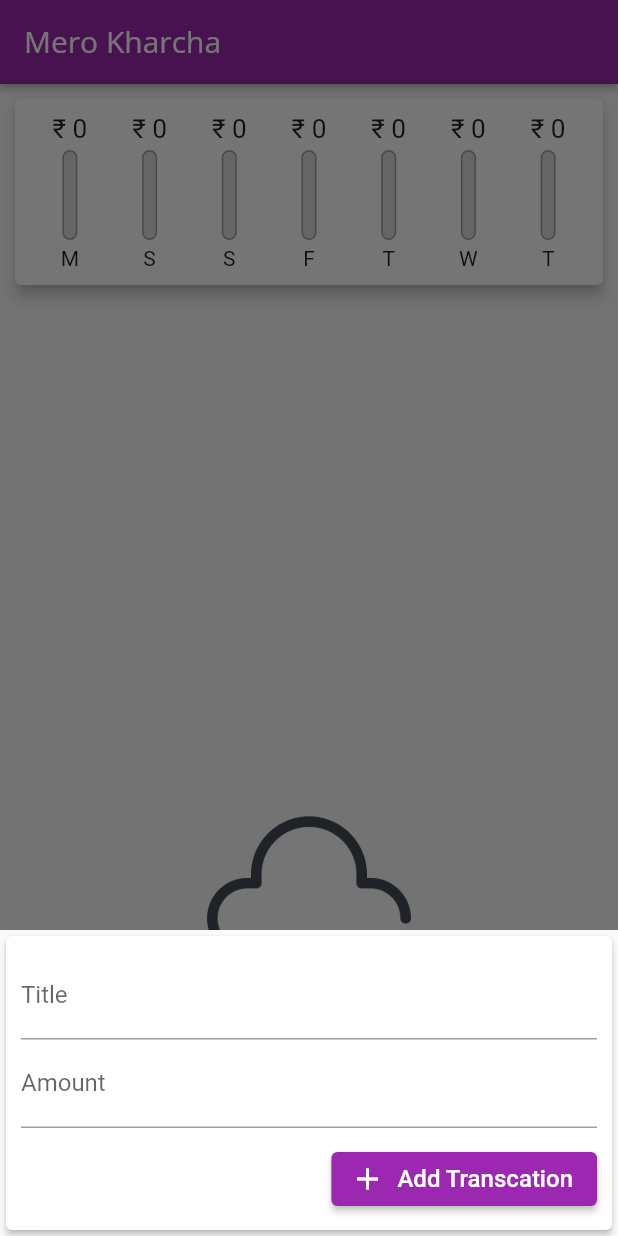
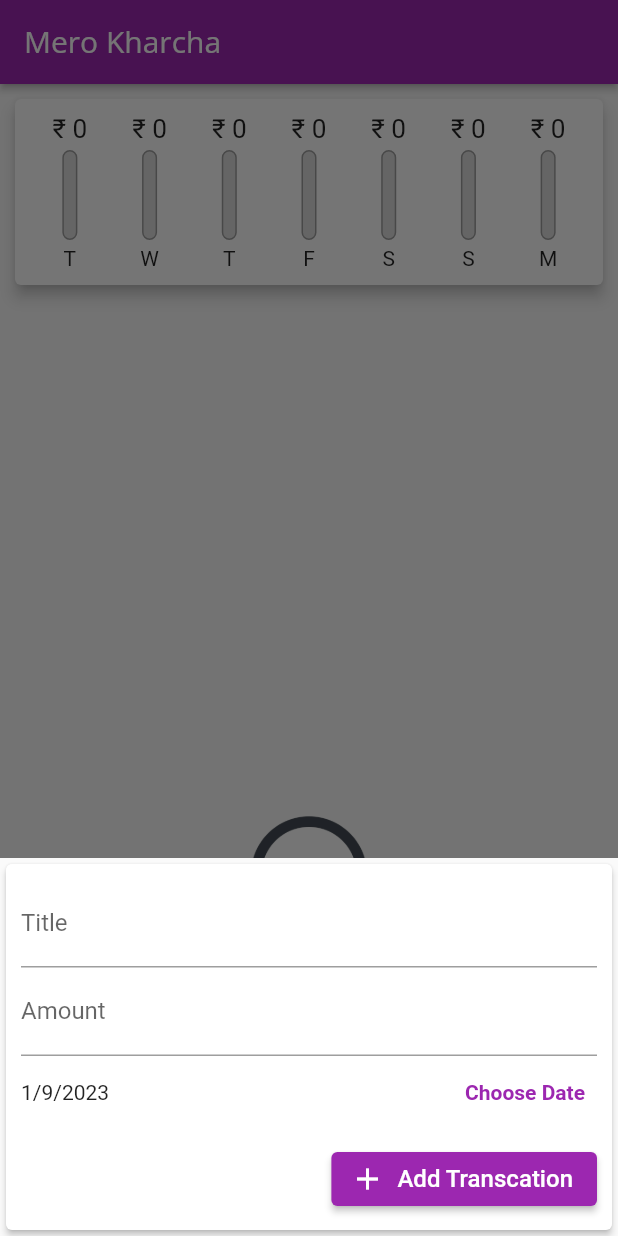
Before and after one commit to Naawaal/Mero-Kharcha, a Flutter app: the screen it shows after launch, after a tap on the "add" icon, on a phone screen of 412 x 824 dp. Run offline on Flutter 3.47's test engine with Material 2 defaults, Android fonts, the phone set to English and light mode, and no system bars.

```diff
--- a/lib/screens/homepage.dart
+++ b/lib/screens/homepage.dart
@@ -25,11 +25,12 @@ class _HomepageState extends State<Homepage> {
     }).toList();
   }
 
-  void _addNewTranscation(String txTitle, double txAmount) {
+  void _addNewTranscation(
+      String txTitle, double txAmount, DateTime chosenDate) {
     final newTx = Transcation(
       title: txTitle,
       amount: txAmount,
-      date: DateTime.now(),
+      date: chosenDate,
       id: DateTime.now().toString(),
     );
     setState(() {
@@ -43,6 +44,12 @@ class _HomepageState extends State<Homepage> {
         builder: (_) {
           return NewTranscation(addTranscation: _addNewTranscation);
         });
+  }
+
+  void _deleteTranscation(String id) {
+    setState(() {
+      _userTrascations.removeWhere((tx) => tx.id == id);
+    });
   }
 
   @override
@@ -62,7 +69,7 @@ class _HomepageState extends State<Homepage> {
         child: Column(
           children: [
             Chart(recentTranscations: _recentTranscations),
-            TranscationList(_userTrascations),
+            TranscationList(_userTrascations, _deleteTranscation),
           ],
         ),
       ),
--- a/lib/widgets/chart.dart
+++ b/lib/widgets/chart.dart
@@ -7,7 +7,7 @@ class Chart extends StatelessWidget {
   final List<Transcation> recentTranscations;
 
   List<Map<String, Object>> get groupedTranscationValues {
-    return List.generate(07, (index) {
+    return List.generate(7, (index) {
       final weekDay = DateTime.now().subtract(
         Duration(days: index),
       );
@@ -25,7 +25,7 @@ class Chart extends StatelessWidget {
         'day': DateFormat.E().format(weekDay).substring(0, 1),
         'amount': totalSum
       };
-    });
+    }).reversed.toList();
   }
 
   double get maxSpending {
--- a/lib/widgets/new_transcation.dart
+++ b/lib/widgets/new_transcation.dart
@@ -1,4 +1,5 @@
 import 'package:flutter/material.dart';
+import 'package:intl/intl.dart';
 
 class NewTranscation extends StatefulWidget {
   final Function addTranscation;
@@ -9,22 +10,42 @@ class NewTranscation extends StatefulWidget {
 }
 
 class _NewTranscationState extends State<NewTranscation> {
-  final titleController = TextEditingController();
+  final _titleController = TextEditingController();
+  final _amountController = TextEditingController();
+  DateTime _selectedDate = DateTime.now();
 
-  final amountController = TextEditingController();
+  void _sumbitData() {
+    if (_amountController.text.isEmpty) {
+      return;
+    }
+    final enteredTitle = _titleController.text;
+    final enteredAmount = double.parse(_amountController.text);
 
-  void sumbitData() {
-    final enteredTitle = titleController.text;
-    final enteredAmount = double.parse(amountController.text);
-
-    if (enteredTitle.isEmpty || enteredAmount <= 0) {
+    if (enteredTitle.isEmpty || enteredAmount <= 0 || _selectedDate == null) {
       return;
     }
     widget.addTranscation(
       enteredTitle,
       enteredAmount,
+      _selectedDate,
     );
     Navigator.of(context).pop();
+  }
+
+  void _presentDatePicker() {
+    showDatePicker(
+      context: context,
+      initialDate: DateTime.now(),
+      firstDate: DateTime(2019),
+      lastDate: DateTime.now(),
+    ).then((pickedDate) {
+      if (pickedDate == null) {
+        return;
+      }
+      setState(() {
+        _selectedDate = pickedDate;
+      });
+    });
   }
 
   @override
@@ -39,24 +60,45 @@ class _NewTranscationState extends State<NewTranscation> {
           children: [
             TextField(
               keyboardType: TextInputType.text,
-              controller: titleController,
+              controller: _titleController,
               decoration: const InputDecoration(
                 labelText: 'Title',
               ),
             ),
             TextField(
               keyboardType: TextInputType.number,
-              controller: amountController,
+              controller: _amountController,
               decoration: const InputDecoration(
                 labelText: 'Amount',
               ),
+            ),
+            Row(
+              children: [
+                Expanded(
+                  child: Text(
+                    _selectedDate == null
+                        ? 'No Date Chosen!'
+                        : DateFormat.yMd().format(_selectedDate),
+                  ),
+                ),
+                TextButton(
+                    onPressed: () {
+                      _presentDatePicker();
+                    },
+                    child: const Text(
+                      'Choose Date',
+                      style: TextStyle(
+                        fontWeight: FontWeight.bold,
+                      ),
+                    ))
+              ],
             ),
             const SizedBox(
               height: 10,
             ),
             ElevatedButton.icon(
                 onPressed: () {
-                  sumbitData();
+                  _sumbitData();
                 },
                 icon: const Icon(Icons.add),
                 label: const Text(
--- a/lib/widgets/transcation_list.dart
+++ b/lib/widgets/transcation_list.dart
@@ -4,8 +4,12 @@ import 'package:mero_kharcha/models/transcation.dart';
 
 class TranscationList extends StatelessWidget {
   final List<Transcation> transcations;
+  final Function deleteTx;
 
-  const TranscationList(this.transcations);
+  const TranscationList(
+    this.transcations,
+    this.deleteTx,
+  );
 
   @override
   Widget build(BuildContext context) {
@@ -51,7 +55,9 @@ class TranscationList extends StatelessWidget {
                     trailing: IconButton(
                       icon: const Icon(Icons.delete),
                       color: Theme.of(context).errorColor,
-                      onPressed: () {},
+                      onPressed: () {
+                        deleteTx(transcations[index].id);
+                      },
                     ),
                   ));
                 }));
```
